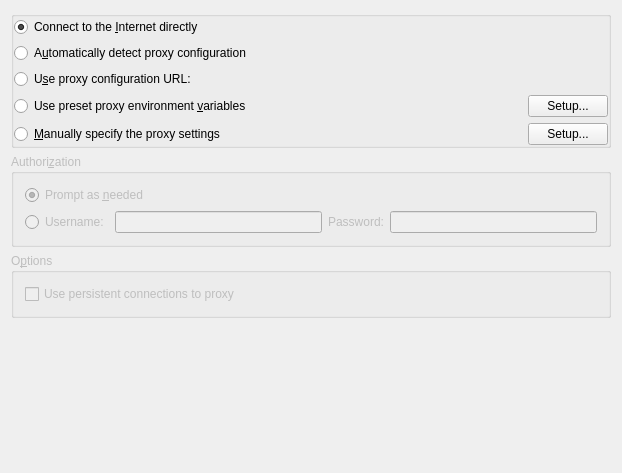
Before: the Qt Designer form konqueror/settings/kio/kproxydlg.ui in KDE/konqueror, drawn with Qt 5.
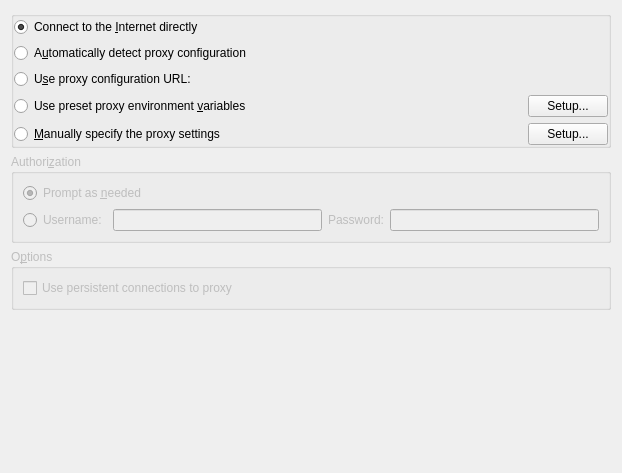
After: the same form once the commit is applied. Custom widgets are drawn as their Qt base class.

```diff
--- a/konqueror/settings/kio/kproxydlg.ui
+++ b/konqueror/settings/kio/kproxydlg.ui
@@ -323,8 +323,6 @@
    </item>
   </layout>
  </widget>
- <layoutdefault spacing="6" margin="11" />
- <layoutfunction spacing="KDialog::spacingHint" margin="KDialog::marginHint" />
  <customwidgets>
   <customwidget>
    <class>KLineEdit</class>
```
